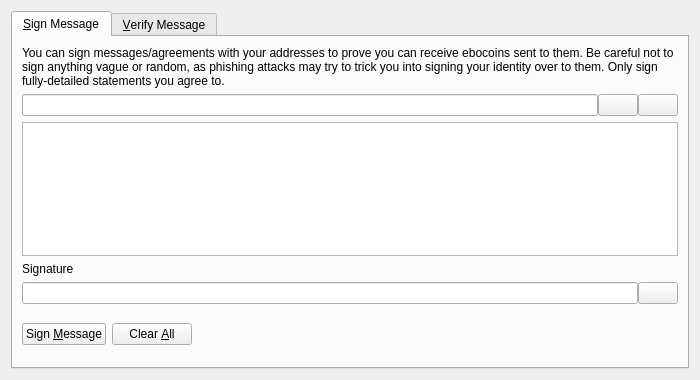
Before: the Qt Designer form src/qt/forms/signverifymessagedialog.ui in TinyCalf/Mocoin, drawn with Qt 5.
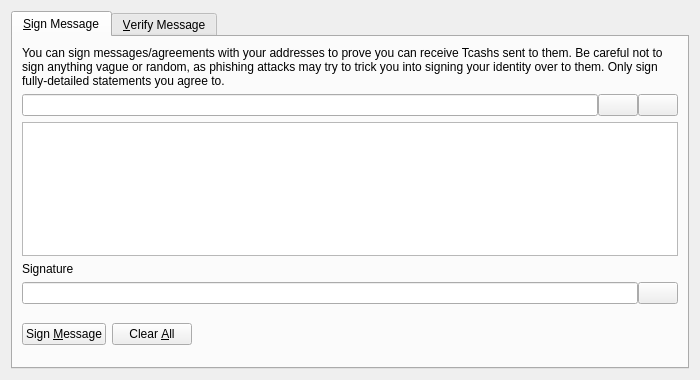
After: the same form once the commit is applied. Icons and pictures are not drawn. Custom widgets are drawn as their Qt base class.

Commit message: 完成Tcash移植树，还差图标

The edit to the form file:
```diff
--- a/src/qt/forms/signverifymessagedialog.ui
+++ b/src/qt/forms/signverifymessagedialog.ui
@@ -30,7 +30,7 @@
        <item>
         <widget class="QLabel" name="infoLabel_SM">
          <property name="text">
-          <string>You can sign messages/agreements with your addresses to prove you can receive ebocoins sent to them. Be careful not to sign anything vague or random, as phishing attacks may try to trick you into signing your identity over to them. Only sign fully-detailed statements you agree to.</string>
+          <string>You can sign messages/agreements with your addresses to prove you can receive Tcashs sent to them. Be careful not to sign anything vague or random, as phishing attacks may try to trick you into signing your identity over to them. Only sign fully-detailed statements you agree to.</string>
          </property>
          <property name="textFormat">
           <enum>Qt::PlainText</enum>
```
Left out of the diff: 8 changed lines with no effect on the pictures. The commit also changes 501 other files.
